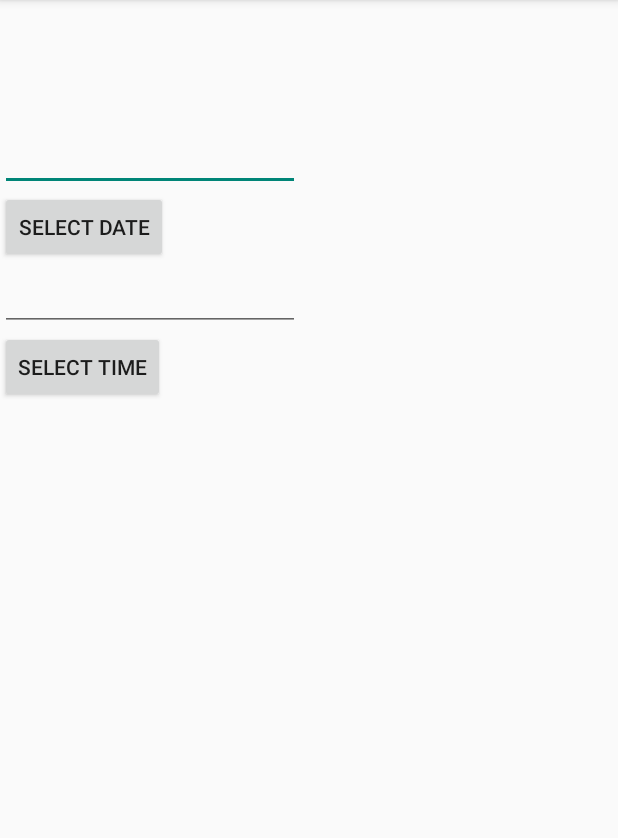
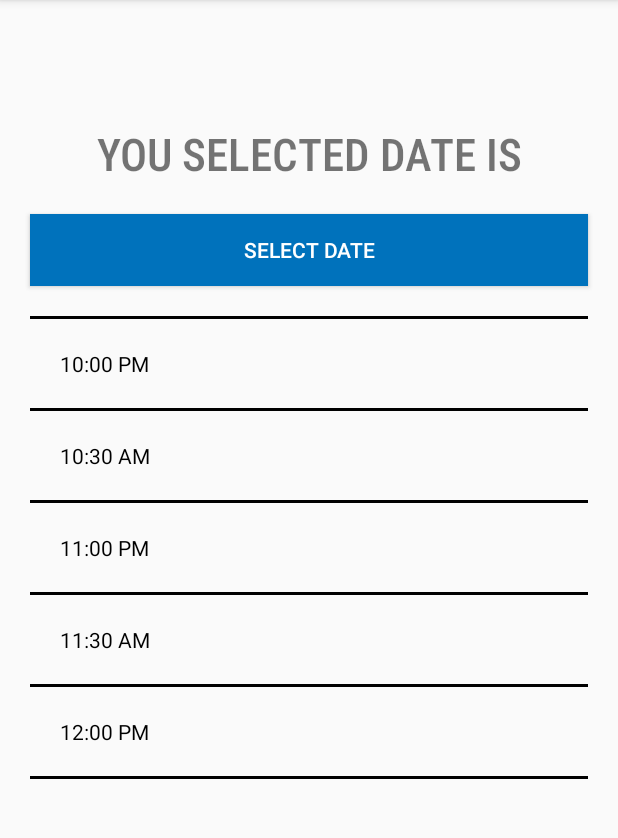
Before and after one commit to Raafay76642/GoodDocter3.3, an Android app: the DetailActivity screen opened directly, with no data from a screen before it, on a phone screen of 412 x 824 dp, the part 84-922 px from its top. Run offline under Robolectric (Android 15) with nearby library versions, the phone set to English and light mode, and no system bars.

Commit message:
TimeSlot is Added And Record for navigation is Fixed

```diff
--- a/app/src/main/java/com/example/aser/gooddocter001/ChooseSpeciality.java
+++ b/app/src/main/java/com/example/aser/gooddocter001/ChooseSpeciality.java
@@ -37,8 +37,8 @@ public class ChooseSpeciality extends AppCompatActivity {
                             openChooseSpeciality();
                             break;
                         case R.id.Record:
-                            Toast.makeText(ChooseSpeciality.this,
-                                    "record", Toast.LENGTH_LONG).show();
+                            KillThisActivity();
+                            open_apntmnts();
                             break;
                         case R.id.home:
                             KillThisActivity();
@@ -67,4 +67,9 @@ public class ChooseSpeciality extends AppCompatActivity {
         Intent intentdocter = new Intent(this, homepage.class);
         startActivity(intentdocter);
     }
+    public void open_apntmnts()
+    {
+        Intent intentapent = new Intent(this, Apntments.class);
+        startActivity(intentapent);
+    }
 }
--- a/app/src/main/java/com/example/aser/gooddocter001/DetailActivity.java
+++ b/app/src/main/java/com/example/aser/gooddocter001/DetailActivity.java
@@ -7,9 +7,12 @@ import android.app.TimePickerDialog;
 import android.view.Menu;
 import android.view.MenuItem;
 import android.view.View;
+import android.widget.ArrayAdapter;
 import android.widget.Button;
 import android.widget.DatePicker;
 import android.widget.EditText;
+import android.widget.ListView;
+import android.widget.TextView;
 import android.widget.TimePicker;
 
 import java.util.Calendar;
@@ -18,9 +21,11 @@ import java.util.Date;
 public class DetailActivity extends AppCompatActivity implements
         View.OnClickListener {
 
-    Button btnDatePicker, btnTimePicker;
-    EditText txtDate, txtTime;
+    Button btnDatePicker;
+    TextView txtDate;
     private int mYear, mMonth, mDay, mHour, mMinute;
+    ListView timeSlot;
+    String timeSlotsArray[]={"10:00 PM","10:30 AM ","11:00 PM ","11:30 AM","12:00 PM"};
 
 
     @Override
@@ -29,11 +34,12 @@ public class DetailActivity extends AppCompatActivity implements
         setContentView(R.layout.activity_detail);
 
         btnDatePicker=(Button)findViewById(R.id.btn_date);
-        btnTimePicker=(Button)findViewById(R.id.btn_time);
-        txtDate=(EditText)findViewById(R.id.in_date);
-        txtTime=(EditText)findViewById(R.id.in_time);
+        txtDate=(TextView) findViewById(R.id.in_date);
         btnDatePicker.setOnClickListener(this);
-        btnTimePicker.setOnClickListener(this);
+        timeSlot = findViewById(R.id.timeScheduleList);
+        ArrayAdapter<String> arrayAdapter = new ArrayAdapter<String>(this, R.layout.time_slots_layout_design, R.id.textView, timeSlotsArray);
+        timeSlot.setAdapter(arrayAdapter);
+
 
 
     }
@@ -67,27 +73,11 @@ public class DetailActivity extends AppCompatActivity implements
             datePickerDialog.show();
 
         }
-        if (v == btnTimePicker) {
 
-            // Get Current Time
-            final Calendar c = Calendar.getInstance();
-            mHour = c.get(Calendar.HOUR_OF_DAY);
-            mMinute = c.get(Calendar.MINUTE);
 
-            // Launch Time Picker Dialog
-            TimePickerDialog timePickerDialog = new TimePickerDialog(this,
-                    new TimePickerDialog.OnTimeSetListener() {
 
-                        @Override
-                        public void onTimeSet(TimePicker view, int hourOfDay,
-                                              int minute) {
-
-                            txtTime.setText(hourOfDay + ":" + minute);
-                        }
-                    }, mHour, mMinute, false);
-            timePickerDialog.show();
-        }
     }
 
 
+
 }
--- a/app/src/main/java/com/example/aser/gooddocter001/homepage.java
+++ b/app/src/main/java/com/example/aser/gooddocter001/homepage.java
@@ -32,6 +32,7 @@ public class homepage extends AppCompatActivity {
                            openChooseSpeciality();
                             break;
                         case R.id.Record:
+                            KillThisActivity();
                             open_apntmnts();
                             break;
                         case R.id.home:
@@ -64,13 +65,12 @@ public class homepage extends AppCompatActivity {
     }
     public void open_apntmnts()
     {
-        Intent intentdocter = new Intent(this, Apntments.class);
-        startActivity(intentdocter);
+        Intent intentapent = new Intent(this, Apntments.class);
+        startActivity(intentapent);
     }
     public void uneditable()
     {
-        EditText ename;
-        ename = findViewById(R.id.name);
+        EditText ename = findViewById(R.id.name);
         EditText eprof = findViewById(R.id.profession);
         EditText email = findViewById(R.id.email);
         EditText epassword = findViewById(R.id.password);
--- a/app/src/main/res/layout/activity_apntments.xml
+++ b/app/src/main/res/layout/activity_apntments.xml
@@ -21,7 +21,7 @@
             android:textSize="24sp"
             android:layout_gravity="center"
             android:textStyle="bold"
-            android:textColor="@color/white"/>
+            android:textColor="#fff"/>
 
     </android.support.design.widget.AppBarLayout>
     <android.support.design.widget.TabLayout
@@ -31,7 +31,7 @@
         app:tabMode="fixed"
         android:background="@color/blue"
         android:id="@+id/tablayout_id"
-        app:tabTextColor="@color/white">
+        app:tabTextColor="#fff">
 
     </android.support.design.widget.TabLayout>
     <android.support.v4.view.ViewPager
--- a/app/src/main/res/layout/activity_detail.xml
+++ b/app/src/main/res/layout/activity_detail.xml
@@ -7,39 +7,56 @@
     tools:context=".MainActivity"
     android:orientation="vertical">
 
-    <EditText
-        android:layout_width="200dp"
+    <TextView
+        android:id="@+id/in_date"
+        android:layout_width="match_parent"
         android:layout_height="wrap_content"
-        android:id="@+id/in_date"
+        android:layout_alignParentStart="true"
+        android:layout_alignParentLeft="true"
+        android:layout_alignParentTop="true"
         android:layout_marginTop="82dp"
-        android:layout_alignParentTop="true"
-        android:layout_alignParentLeft="true"
-        android:layout_alignParentStart="true" />
+        android:fontFamily="sans-serif-condensed-medium"
+        android:gravity="center"
+        android:text="You Selected Date is"
+        android:textAllCaps="true"
+        android:textSize="30dp" />
 
     <Button
-        android:layout_width="wrap_content"
+        android:layout_width="match_parent"
         android:layout_height="wrap_content"
         android:text="SELECT DATE"
         android:id="@+id/btn_date"
         android:layout_alignBottom="@+id/in_date"
         android:layout_toRightOf="@+id/in_date"
-        android:layout_toEndOf="@+id/in_date" />
+        android:layout_toEndOf="@+id/in_date"
+        android:gravity="center"
+        android:layout_margin="20dp"
+        android:background="@color/blue"
+        android:textColor="#fff"/>
+    <View
+        android:layout_width="match_parent"
+        android:layout_height="2dp"
+        android:background="@android:color/black"
+        android:layout_marginRight="20dp"
+        android:layout_marginLeft="20dp"/>
 
-    <EditText
-        android:layout_width="200dp"
-        android:layout_height="wrap_content"
-        android:id="@+id/in_time"
-        android:layout_below="@+id/in_date"
-        android:layout_alignParentLeft="true"
-        android:layout_alignParentStart="true" />
 
-    <Button
-        android:layout_width="wrap_content"
-        android:layout_height="wrap_content"
-        android:text="SELECT TIME"
-        android:id="@+id/btn_time"
-        android:layout_below="@+id/btn_date"
-        android:layout_alignLeft="@+id/btn_date"
-        android:layout_alignStart="@+id/btn_date" />
+        <ListView
+            android:id="@+id/timeScheduleList"
+            android:layout_width="match_parent"
+            android:layout_height="wrap_content"
+            android:divider="#000"
+            android:dividerHeight="2dp"
+            android:layout_marginRight="20dp"
+            android:layout_marginLeft="20dp"/>
+    <View
+        android:layout_width="match_parent"
+        android:layout_height="2dp"
+        android:background="@android:color/black"
+        android:layout_marginRight="20dp"
+        android:layout_marginLeft="20dp"/>
+
+
+
 
 </LinearLayout>
--- a/app/src/main/res/layout/activity_homepage.xml
+++ b/app/src/main/res/layout/activity_homepage.xml
@@ -55,7 +55,7 @@
             android:padding="10dp"
             android:paddingLeft="15dp"
             android:text="Muneeb Ur Rehman"
-            android:textColor="@color/gray"
+
 
             />
         <TextView
@@ -133,7 +133,7 @@
             android:layout_height="wrap_content"
             android:layout_weight="1"
             android:text="Save"
-            android:onClick="editable"
+            android:onClick="uneditable"
             />
         </LinearLayout>
 
--- /dev/null
+++ b/app/src/main/res/layout/time_slots_layout_design.xml
@@ -0,0 +1,19 @@
+<?xml version="1.0" encoding="utf-8"?>
+<LinearLayout xmlns:android="http://schemas.android.com/apk/res/android"
+    android:layout_width="match_parent"
+    android:layout_height="match_parent"
+    android:orientation="vertical">
+
+    <TextView
+        android:id="@+id/textView"
+        android:layout_width="fill_parent"
+        android:layout_height="wrap_content"
+        android:layout_gravity="center"
+        android:padding="20dp"
+        android:textColor="#000"
+        android:text="Time"/>
+
+
+
+
+</LinearLayout>
```
